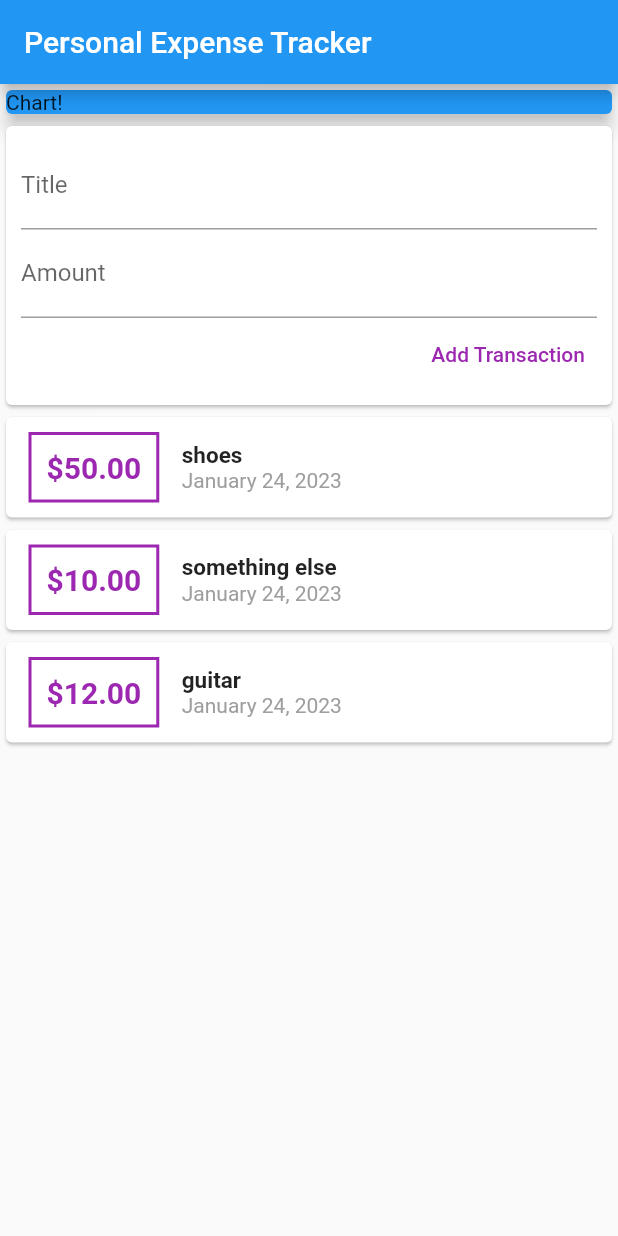
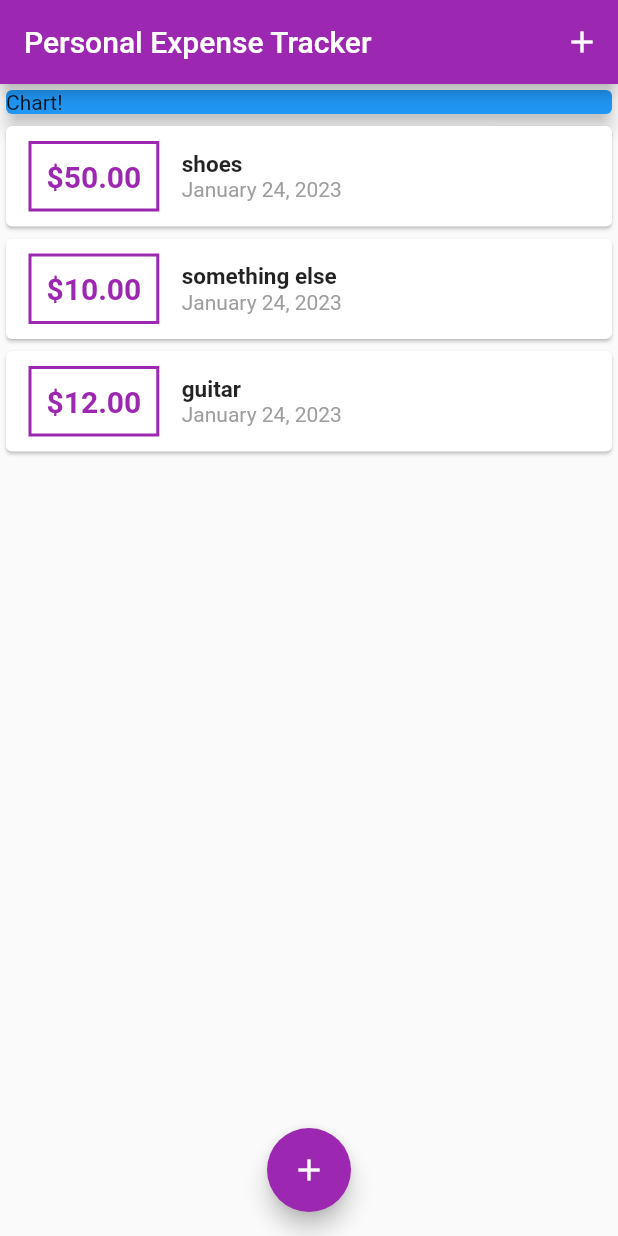
Before and after one commit to bottrell/ExpenseTracker, a Flutter app: the screen it shows after launch, on a phone screen of 412 x 824 dp. Run offline on Flutter 3.47's test engine with Material 2 defaults, Android fonts, the phone set to English and light mode, and no system bars.

Commit message:
Added some very basic theming (not done). Added the ability to pop out the input widget via a ModalSheet

```diff
--- a/lib/main.dart
+++ b/lib/main.dart
@@ -1,6 +1,8 @@
+import 'package:expensetracker/widgets/new_transaction.dart';
 import 'package:flutter/material.dart';
 import 'package:intl/intl.dart';
-import 'widgets/user_transactions.dart';
+import 'models/transaction.dart';
+import 'widgets/transaction_list.dart';
 
 void main() {
   runApp(const MyApp());
@@ -14,23 +16,59 @@ class MyApp extends StatelessWidget {
     return MaterialApp(
       title: 'Personal Expense Tracker',
       theme: ThemeData(
-        primarySwatch: Colors.blue,
+        primarySwatch: Colors.purple,
       ),
       home: MyHomePage(title: 'Personal Expense Tracker'),
     );
   }
 }
 
-class MyHomePage extends StatelessWidget {
+class MyHomePage extends StatefulWidget {
   final String? title;
   MyHomePage({super.key, required String this.title});
-  final titleController = TextEditingController();
-  final amountController = TextEditingController();
+
+  @override
+  State<MyHomePage> createState() => _MyHomePageState();
+}
+
+class _MyHomePageState extends State<MyHomePage> {
+  // even though this is final, we can edit the list since this is stateful
+  final List<Transaction> _userTransactions = [
+    Transaction(id: "t1", title: "shoes", cost: 50, date: DateTime.now()),
+    Transaction(
+        id: "t2", title: "something else", cost: 10, date: DateTime.now()),
+    Transaction(id: "t4", title: "guitar", cost: 12, date: DateTime.now()),
+  ];
+
+  void _addNewTransaction(String title, double amount) {
+    final newTx = Transaction(
+        cost: amount,
+        date: DateTime.now(),
+        title: title,
+        id: "t${_userTransactions.length}");
+
+    setState(() => _userTransactions.add(newTx));
+  }
+
+  void _startAddNewTransaction(BuildContext ctx) {
+    showModalBottomSheet(
+        context: ctx,
+        builder: (bCtx) {
+          return Newtransaction(callback: _addNewTransaction);
+        });
+  }
 
   @override
   Widget build(BuildContext context) {
     return Scaffold(
-      appBar: AppBar(title: Text(title!)),
+        appBar: AppBar(
+          title: Text(widget.title!),
+          actions: [
+            IconButton(
+                icon: Icon(Icons.add),
+                onPressed: () => _startAddNewTransaction(context)),
+          ],
+        ),
         body: Column(
           mainAxisAlignment: MainAxisAlignment.start,
           crossAxisAlignment: CrossAxisAlignment.stretch,
@@ -44,9 +82,13 @@ class MyHomePage extends StatelessWidget {
                 child: Text('Chart!'),
               ),
             ),
-          UserTransactions()
+            TransactionList(transactions: _userTransactions)
           ],
         ),
-    );
+        floatingActionButtonLocation: FloatingActionButtonLocation.centerFloat,
+        floatingActionButton: FloatingActionButton(
+          child: Icon(Icons.add),
+          onPressed: () => _startAddNewTransaction(context),
+        ));
   }
 }
--- a/lib/widgets/user_transactions.dart
+++ /dev/null
@@ -1,41 +0,0 @@
-import 'package:flutter/material.dart';
-import './new_transaction.dart';
-import './transaction_list.dart';
-import '../models/transaction.dart';
-
-class UserTransactions extends StatefulWidget {
-  const UserTransactions({super.key});
-
-  @override
-  State<UserTransactions> createState() => _UserTransactionsState();
-}
-
-class _UserTransactionsState extends State<UserTransactions> {
-  // even though this is final, we can edit the list since this is stateful
-  final List<Transaction> _userTransactions = [
-    Transaction(id: "t1", title: "shoes", cost: 50, date: DateTime.now()),
-    Transaction(
-        id: "t2", title: "something else", cost: 10, date: DateTime.now()),
-    Transaction(id: "t4", title: "guitar", cost: 12, date: DateTime.now()),
-  ];
-
-  void _addNewTransaction(String title, double amount) {
-    final newTx = Transaction(
-        cost: amount,
-        date: DateTime.now(),
-        title: title,
-        id: "t${_userTransactions.length}");
-
-    setState(
-      () => _userTransactions.add(newTx)
-    );
-  }
-
-  @override
-  Widget build(BuildContext context) {
-    return Column(children: [
-      Newtransaction(callback: _addNewTransaction),
-      TransactionList(transactions: _userTransactions),
-    ]);
-  }
-}
```
Also changed, not shown: lib/widgets/new_transaction.dart (+12 -4 lines). Lines whose indentation alone changed are shown as unchanged.
